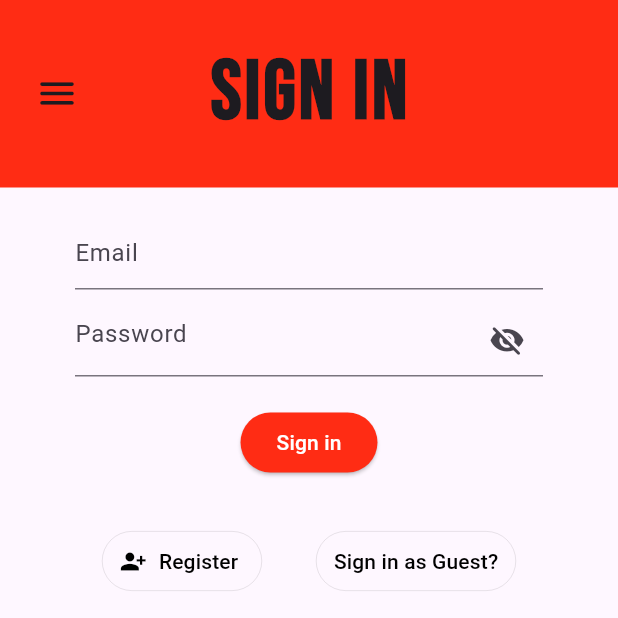
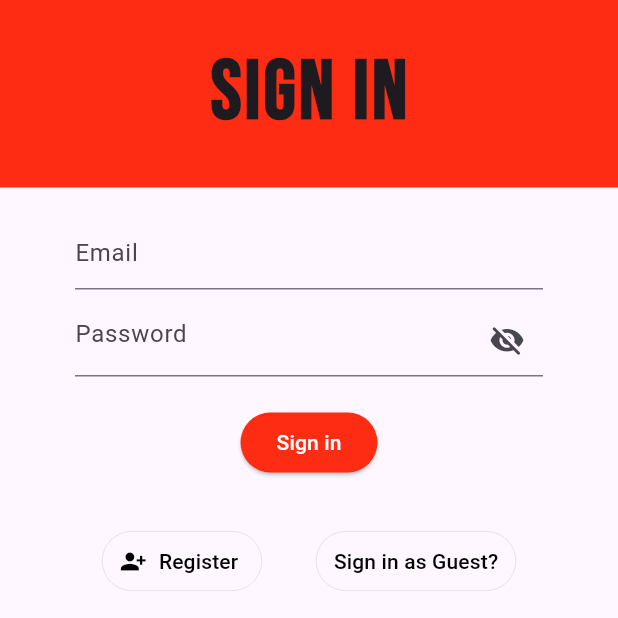
Before and after one commit to ch4rl3sF/BurnBoss, a Flutter app: the screen it shows after launch, on a phone screen of 412 x 824 dp, the top half of it. Run offline on Flutter 3.47's test engine with Material 2 defaults, Android fonts, the phone set to English and light mode, and no system bars; our stand-ins replace cloud_firestore, firebase_auth, firebase_core, flutter_spinkit; accounts and stored records are empty.

Commit message:
Removed the leading icon on the sign in and register pages. Fixes #12

```diff
--- a/lib/authenticate/sign_in.dart
+++ b/lib/authenticate/sign_in.dart
@@ -37,16 +37,6 @@ class _SignInState extends State<SignIn> {
                   fontWeight: FontWeight.bold,
                   letterSpacing: 2.0,
                   fontFamily: 'Bebas',
-                ),
-              ),
-              leading: Builder(
-                builder: (context) => IconButton(
-                  padding: EdgeInsets.fromLTRB(20.0, 0, 0, 0),
-                  icon: Icon(
-                    Icons.menu_rounded,
-                    size: 30,
-                  ),
-                  onPressed: () => Scaffold.of(context).openDrawer(),
                 ),
               ),
             ),
```
Also changed, not shown: lib/authenticate/register.dart (+0 -10 lines).
